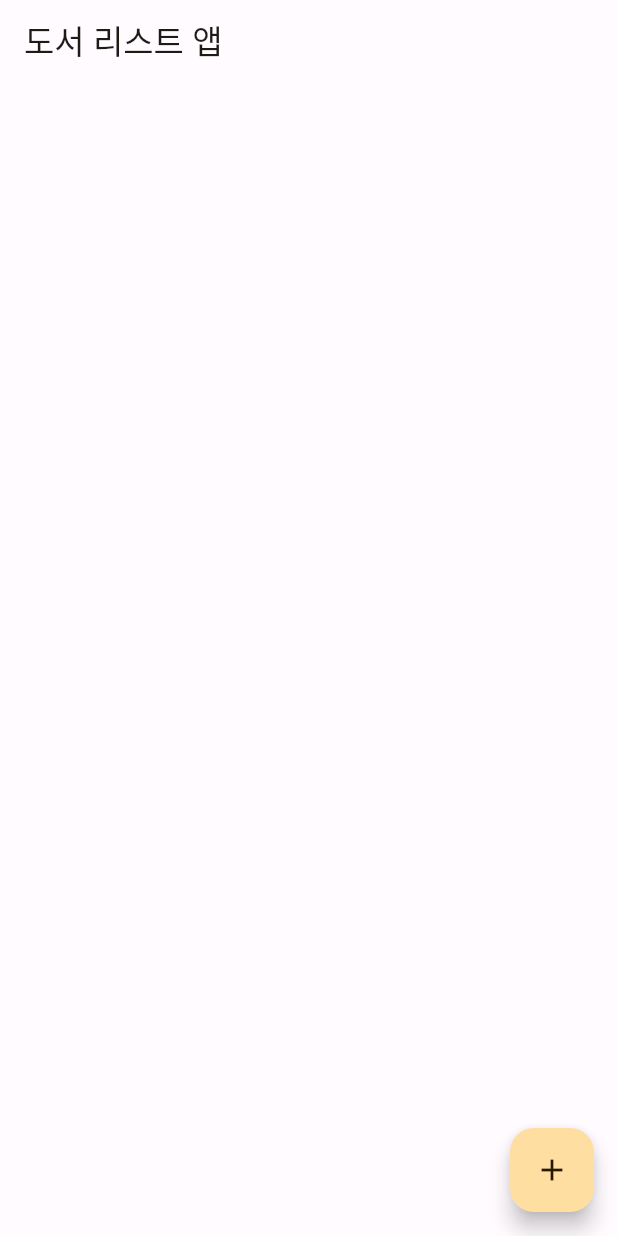
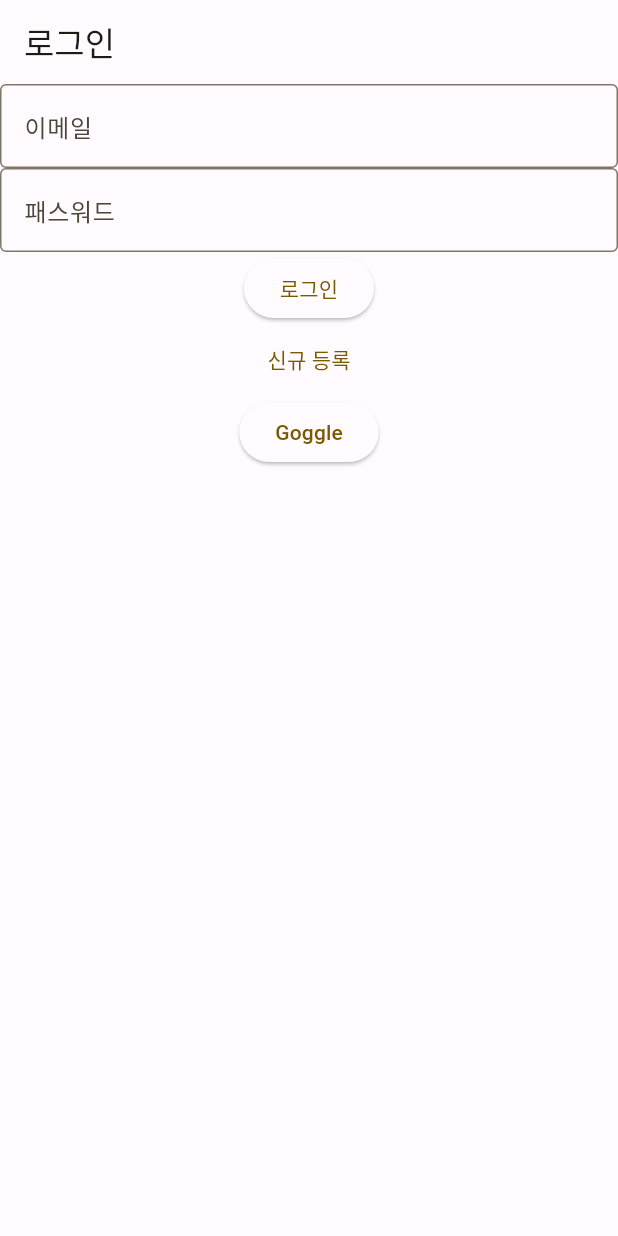
Before and after one commit to paxFortuna/book-list-app, a Flutter app: the screen it shows after launch, on a phone screen of 412 x 824 dp. Run offline on Flutter 3.47's test engine with Material 2 defaults, Android fonts, the phone set to English and light mode, and no system bars; our stand-ins replace cloud_firestore, firebase_auth, firebase_core, firebase_storage, google_sign_in, image_picker; accounts and stored records are empty; generated files the repository leaves out were written again.

Commit message:
feat: rootPage & logout IconButton event

```diff
--- /dev/null
+++ b/lib/login/login_screen.dart
@@ -0,0 +1,66 @@
+
+import 'package:flutter/material.dart';
+
+import 'login_view_model.dart';
+
+class LoginScreen extends StatefulWidget {
+  const LoginScreen({Key? key}) : super(key: key);
+
+  @override
+  State<LoginScreen> createState() => _LoginScreenState();
+}
+
+class _LoginScreenState extends State<LoginScreen> {
+  final _emailTextController = TextEditingController();
+  final _passwordTextController = TextEditingController();
+
+  final viewModel = LoginViewModel();
+
+  @override
+  void dispose() {
+    _emailTextController.dispose();
+    _passwordTextController.dispose();
+    super.dispose();
+  }
+
+  @override
+  Widget build(BuildContext context) {
+    return Scaffold(
+      appBar: AppBar(
+        title: const Text('로그인'),
+      ),
+      body: Column(
+        children: [
+          TextField(
+            controller: _emailTextController,
+            decoration: const InputDecoration(
+              border: OutlineInputBorder(),
+              labelText: '이메일',
+            ),
+          ),
+          TextField(
+            controller: _passwordTextController,
+            decoration: const InputDecoration(
+              border: OutlineInputBorder(),
+              labelText: '패스워드',
+            ),
+          ),
+          ElevatedButton(
+            onPressed: () {},
+            child: const Text('로그인'),
+          ),
+          TextButton(
+            onPressed: () {},
+            child: const Text('신규 등록'),
+          ),
+          ElevatedButton(
+            onPressed: () {
+              viewModel.signInWithGoogle();
+            },
+            child: const Text('Goggle'),
+          ),
+        ],
+      ),
+    );
+  }
+}
--- a/lib/main.dart
+++ b/lib/main.dart
@@ -3,6 +3,7 @@ import 'package:flutter/material.dart';
 import 'book_list/book_list_screen.dart';
 import 'color_schemes.g.dart';
 import 'firebase_options.dart';
+import 'root/root_screen.dart';
 
 void main() async{
   WidgetsFlutterBinding.ensureInitialized();
@@ -29,7 +30,7 @@ class MyApp extends StatelessWidget {
         useMaterial3: true,
         colorScheme: lightColorScheme,
       ),
-      home:BookListScreen(),
+      home: const RootScreen(),
     );
   }
 }
--- /dev/null
+++ b/lib/root/root_screen.dart
@@ -0,0 +1,24 @@
+import 'package:book_list_app/book_list/book_list_screen.dart';
+import 'package:firebase_auth/firebase_auth.dart';
+import 'package:flutter/material.dart';
+
+import '../login/login_screen.dart';
+
+class RootScreen extends StatelessWidget {
+  const RootScreen({Key? key}) : super(key: key);
+
+  @override
+  Widget build(BuildContext context) {
+    return StreamBuilder<User?>(
+      stream: FirebaseAuth.instance.authStateChanges(),
+      builder: (context, snapshot) {
+        User? user = snapshot.data;
+
+        if (user== null){
+          return LoginScreen();
+        }
+        return BookListScreen();
+      }
+    );
+  }
+}
--- a/pubspec.yaml
+++ b/pubspec.yaml
@@ -38,6 +38,8 @@ dependencies:
   cloud_firestore: ^3.4.3
   image_picker: ^0.8.5+3
   firebase_storage: ^10.3.4
+  firebase_auth: ^3.6.2
+  google_sign_in: ^5.4.0
 
 dev_dependencies:
   flutter_test:
```
Also changed, not shown: lib/book_list/book_list_screen.dart (+8 -0 lines), lib/book_list/book_list_view_model.dart (+9 -0 lines), lib/login/login_view_model.dart (added, +22 -0 lines), pubspec.lock.
